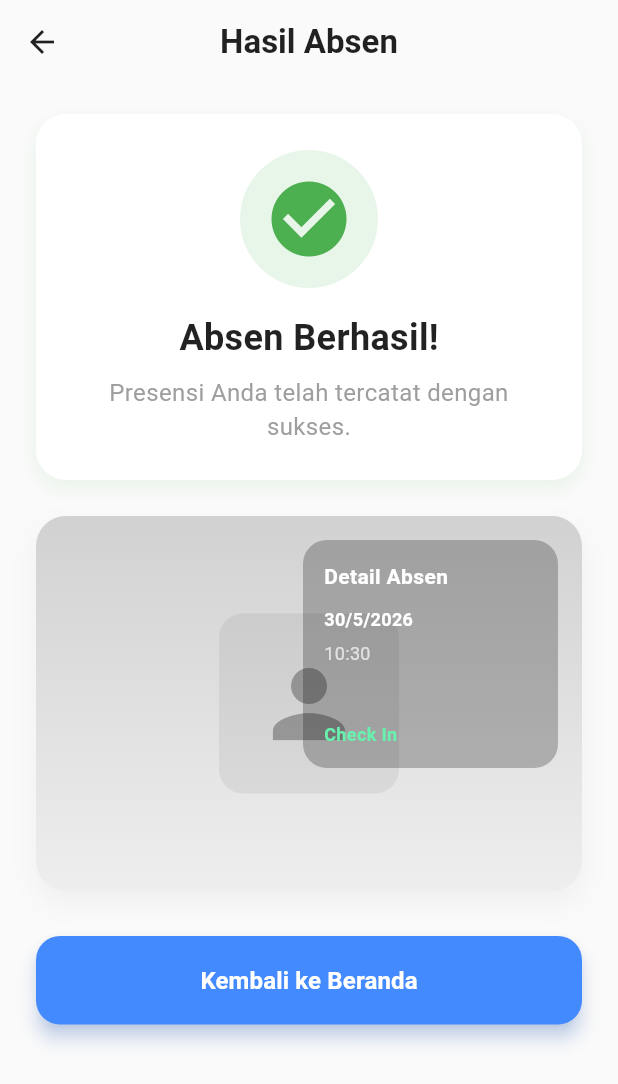
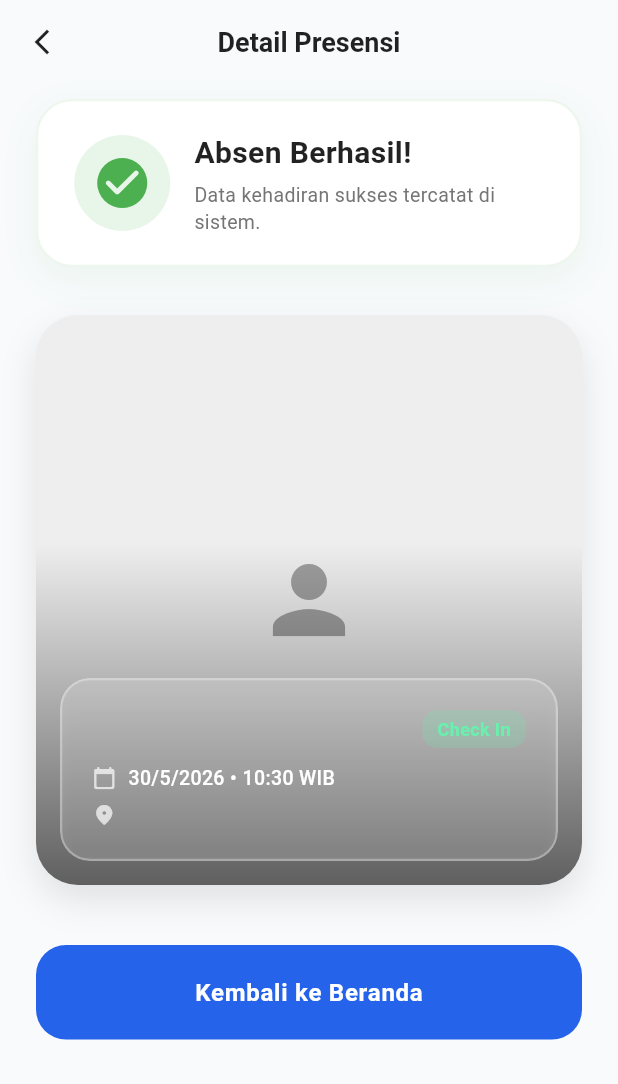
Before and after one commit to fikrirafim/attendify, a Flutter app: the ResultPage screen opened directly with empty values, on a phone screen of 412 x 824 dp. Shown: the top 1084 px of the screen. Run offline on Flutter 3.47's test engine with Material 3 defaults, Android fonts, the phone set to English and light mode, and no system bars; our stand-ins replace camera, cloud_firestore, firebase_auth, firebase_core, geolocator, table_calendar; accounts and stored records are empty.

```diff
--- a/lib/result_page.dart
+++ b/lib/result_page.dart
@@ -2,6 +2,7 @@ import 'package:flutter/material.dart';
 import 'package:camera/camera.dart';
 import 'package:flutter/foundation.dart';
 import 'dart:typed_data';
+import 'dart:ui'; // Wajib buat efek Glassmorphism
 
 class ResultPage extends StatelessWidget {
   final String nrp;
@@ -24,146 +25,142 @@ class ResultPage extends StatelessWidget {
   @override
   Widget build(BuildContext context) {
     return Scaffold(
-      backgroundColor: Colors.grey[50],
+      backgroundColor: const Color(0xFFF8FAFC), // Warna background abu-abu kebiruan soft
       appBar: AppBar(
         backgroundColor: Colors.transparent,
         elevation: 0,
-        title: const Text('Hasil Absen', style: TextStyle(color: Colors.black87, fontWeight: FontWeight.bold)),
+        title: const Text('Detail Presensi', style: TextStyle(color: Colors.black87, fontWeight: FontWeight.bold, fontSize: 18)),
         centerTitle: true,
         leading: IconButton(
-          icon: const Icon(Icons.arrow_back, color: Colors.black87),
+          icon: const Icon(Icons.arrow_back_ios_new, color: Colors.black87, size: 20),
           onPressed: () => Navigator.of(context).pop(),
         ),
       ),
       body: SingleChildScrollView(
-        padding: const EdgeInsets.symmetric(horizontal: 24.0, vertical: 20.0),
+        padding: const EdgeInsets.symmetric(horizontal: 24.0, vertical: 10.0),
         child: Column(
           crossAxisAlignment: CrossAxisAlignment.stretch,
           children: [
-            // Header Hasil (Success Card)
+            // Header Hasil (Modern Success Card)
             Container(
-              padding: const EdgeInsets.all(24),
+              padding: const EdgeInsets.symmetric(vertical: 20, horizontal: 24),
               decoration: BoxDecoration(
                 color: Colors.white,
-                borderRadius: BorderRadius.circular(20),
+                borderRadius: BorderRadius.circular(24),
                 boxShadow: [
-                  BoxShadow(color: Colors.green.withOpacity(0.1), blurRadius: 10, offset: const Offset(0, 5)),
+                  BoxShadow(color: Colors.green.withOpacity(0.08), blurRadius: 20, offset: const Offset(0, 8)),
                 ],
+                border: Border.all(color: Colors.green.withOpacity(0.1), width: 1.5),
               ),
-              child: Column(
+              child: Row(
                 children: [
                   Container(
-                    padding: const EdgeInsets.all(16),
-                    decoration: BoxDecoration(color: Colors.green[50], shape: BoxShape.circle),
-                    child: const Icon(Icons.check_circle, size: 60, color: Colors.green),
+                    padding: const EdgeInsets.all(12),
+                    decoration: BoxDecoration(color: Colors.green.shade50, shape: BoxShape.circle),
+                    child: const Icon(Icons.check_circle_rounded, size: 40, color: Colors.green),
                   ),
-                  const SizedBox(height: 16),
-                  const Text('Absen Berhasil!', style: TextStyle(fontSize: 24, fontWeight: FontWeight.bold, color: Colors.black87)),
-                  const SizedBox(height: 8),
-                  const Text('Presensi Anda telah tercatat dengan sukses.', textAlign: TextAlign.center, style: TextStyle(color: Colors.grey, fontSize: 16)),
+                  const SizedBox(width: 16),
+                  Expanded(
+                    child: Column(
+                      crossAxisAlignment: CrossAxisAlignment.start,
+                      children: [
+                        const Text('Absen Berhasil!', style: TextStyle(fontSize: 20, fontWeight: FontWeight.bold, color: Colors.black87)),
+                        const SizedBox(height: 4),
+                        Text('Data kehadiran sukses tercatat di sistem.', style: TextStyle(color: Colors.grey.shade600, fontSize: 13, height: 1.4)),
                       ],
                     ),
                   ),
-            const SizedBox(height: 24),
+                ],
+              ),
+            ),
+            const SizedBox(height: 32),
 
-            // Foto Absen dengan data overlay
+            // Foto Absen dengan Efek Glassmorphism
             Center(
               child: Container(
                 width: double.infinity,
                 constraints: const BoxConstraints(maxWidth: 420),
-                height: 250,
+                height: 380, // Ditinggiin dikit biar fotonya lebih jelas
                 decoration: BoxDecoration(
-                  borderRadius: BorderRadius.circular(20),
+                  borderRadius: BorderRadius.circular(28),
                   boxShadow: [
-                    BoxShadow(color: Colors.grey.withOpacity(0.12), blurRadius: 16, offset: const Offset(0, 8)),
+                    BoxShadow(color: Colors.black.withOpacity(0.1), blurRadius: 20, offset: const Offset(0, 10)),
                   ],
                 ),
+                child: ClipRRect(
+                  borderRadius: BorderRadius.circular(28),
                   child: Stack(
+                    fit: StackFit.expand,
                     children: [
-                    ClipRRect(
-                      borderRadius: BorderRadius.circular(20),
-                      child: capturedImage != null
-                          ? FutureBuilder<Uint8List>(
+                      // 1. Layer Foto Asli
+                      if (capturedImage != null)
+                        FutureBuilder<Uint8List>(
                           future: capturedImage!.readAsBytes(),
                           builder: (context, snapshot) {
                             if (snapshot.connectionState == ConnectionState.waiting) {
-                                  return Container(
-                                    color: Colors.grey.shade200,
-                                    child: const Center(child: CircularProgressIndicator()),
-                                  );
+                              return Container(color: Colors.grey.shade200, child: const Center(child: CircularProgressIndicator()));
                             }
                             if (snapshot.hasError || snapshot.data == null) {
-                                  return Container(
-                                    color: Colors.grey.shade200,
-                                    child: Center(
-                                      child: Container(
-                                        width: 120,
-                                        height: 120,
-                                        decoration: BoxDecoration(
-                                          color: Colors.grey.shade300,
-                                          borderRadius: BorderRadius.circular(16),
-                                        ),
-                                        child: const Icon(Icons.broken_image, size: 72, color: Colors.grey),
-                                      ),
-                                    ),
-                                  );
+                              return Container(color: Colors.grey.shade200, child: const Center(child: Icon(Icons.broken_image, size: 50, color: Colors.grey)));
                             }
                             return Image.memory(
                               snapshot.data!,
                               fit: BoxFit.cover,
-                                  width: double.infinity,
-                                  height: double.infinity,
                             );
                           },
                         )
-                          : Container(
-                              color: Colors.grey.shade200,
-                              child: Center(
-                                child: Container(
-                                  width: 120,
-                                  height: 120,
+                      else
+                        Container(color: Colors.grey.shade200, child: const Center(child: Icon(Icons.person, size: 72, color: Colors.grey))),
+
+                      // 2. Layer Gradient Tipis biar teks tetep kebaca
+                      Container(
                         decoration: BoxDecoration(
-                                    color: Colors.grey.shade300,
-                                    borderRadius: BorderRadius.circular(16),
-                                  ),
-                                  child: const Icon(Icons.person, size: 72, color: Colors.grey),
+                          gradient: LinearGradient(
+                            begin: Alignment.topCenter,
+                            end: Alignment.bottomCenter,
+                            colors: [Colors.transparent, Colors.black.withOpacity(0.6)],
+                            stops: const [0.4, 1.0],
                           ),
                         ),
                       ),
-                    ),
-                    Container(
+
+                      // 3. Layer Glassmorphism (Info Absen Melayang)
+                      Positioned(
+                        bottom: 16,
+                        left: 16,
+                        right: 16,
+                        child: ClipRRect(
+                          borderRadius: BorderRadius.circular(20),
+                          child: BackdropFilter(
+                            filter: ImageFilter.blur(sigmaX: 10.0, sigmaY: 10.0),
+                            child: Container(
+                              padding: const EdgeInsets.all(20),
                               decoration: BoxDecoration(
+                                color: Colors.white.withOpacity(0.15), // Transparan khas kaca
                                 borderRadius: BorderRadius.circular(20),
-                        gradient: LinearGradient(
-                          begin: Alignment.topCenter,
-                          end: Alignment.bottomCenter,
-                          colors: [Colors.black.withOpacity(0.12), Colors.transparent],
-                        ),
-                      ),
-                    ),
-                    Positioned(
-                      top: 16,
-                      right: 16,
-                      child: Container(
-                        width: 170,
-                        padding: const EdgeInsets.all(14),
-                        decoration: BoxDecoration(
-                          color: Colors.black.withOpacity(0.24),
-                          borderRadius: BorderRadius.circular(16),
+                                border: Border.all(color: Colors.white.withOpacity(0.3), width: 1.5),
                               ),
                               child: Column(
                                 crossAxisAlignment: CrossAxisAlignment.start,
                                 children: [
-                            const Text('Detail Absen', style: TextStyle(fontSize: 14, fontWeight: FontWeight.bold, color: Colors.white)),
-                            const SizedBox(height: 10),
-                            Text('${waktuAbsen.day}/${waktuAbsen.month}/${waktuAbsen.year}', style: const TextStyle(fontSize: 12, color: Colors.white, fontWeight: FontWeight.w600)),
-                            const SizedBox(height: 6),
-                            Text('${waktuAbsen.hour.toString().padLeft(2, '0')}:${waktuAbsen.minute.toString().padLeft(2, '0')}', style: const TextStyle(fontSize: 12, color: Colors.white70)),
-                            const SizedBox(height: 10),
-                            Text(lokasi, style: const TextStyle(fontSize: 12, color: Colors.white70)),
-                            const SizedBox(height: 10),
-                            const Text('Check In', style: TextStyle(fontSize: 12, color: Colors.greenAccent, fontWeight: FontWeight.w700)),
+                                  Row(
+                                    mainAxisAlignment: MainAxisAlignment.spaceBetween,
+                                    children: [
+                                      Text(nama, style: const TextStyle(fontSize: 16, fontWeight: FontWeight.bold, color: Colors.white)),
+                                      Container(
+                                        padding: const EdgeInsets.symmetric(horizontal: 10, vertical: 4),
+                                        decoration: BoxDecoration(color: Colors.greenAccent.withOpacity(0.2), borderRadius: BorderRadius.circular(10)),
+                                        child: const Text('Check In', style: TextStyle(fontSize: 12, color: Colors.greenAccent, fontWeight: FontWeight.w700)),
+                                      ),
                                     ],
+                                  ),
+                                  const SizedBox(height: 12),
+                                  _buildGlassInfoRow(Icons.calendar_today_rounded, '${waktuAbsen.day}/${waktuAbsen.month}/${waktuAbsen.year} • ${waktuAbsen.hour.toString().padLeft(2, '0')}:${waktuAbsen.minute.toString().padLeft(2, '0')} WIB'),
+                                  const SizedBox(height: 8),
+                                  _buildGlassInfoRow(Icons.location_on_rounded, lokasi),
+                                ],
+                              ),
+                            ),
                           ),
                         ),
                       ),
@@ -171,26 +168,43 @@ class ResultPage extends StatelessWidget {
                   ),
                 ),
               ),
-            const SizedBox(height: 30),
+            ),
+            const SizedBox(height: 40),
 
-            // Tombol Kembali ke Home
+            // Tombol Kembali ke Home (Modern Pill Style)
             ElevatedButton(
               onPressed: () {
-                // Kembali ke halaman utama (Home)
                 Navigator.of(context).popUntil((route) => route.isFirst);
               },
               style: ElevatedButton.styleFrom(
-                backgroundColor: Colors.blueAccent,
-                padding: const EdgeInsets.symmetric(vertical: 18),
-                shape: RoundedRectangleBorder(borderRadius: BorderRadius.circular(16)),
-                elevation: 5,
-                shadowColor: Colors.blueAccent.withOpacity(0.5),
+                backgroundColor: const Color(0xFF2563EB), // Biru modern
+                padding: const EdgeInsets.symmetric(vertical: 20),
+                shape: RoundedRectangleBorder(borderRadius: BorderRadius.circular(20)),
+                elevation: 0,
               ),
-              child: const Text('Kembali ke Beranda', style: TextStyle(color: Colors.white, fontWeight: FontWeight.bold, fontSize: 16)),
+              child: const Text('Kembali ke Beranda', style: TextStyle(color: Colors.white, fontWeight: FontWeight.bold, fontSize: 16, letterSpacing: 0.5)),
             ),
+            const SizedBox(height: 20),
           ],
         ),
       ),
     );
   }
+
+  // Widget tambahan buat ngerapihin icon & teks di dalam efek kaca
+  Widget _buildGlassInfoRow(IconData icon, String text) {
+    return Row(
+      crossAxisAlignment: CrossAxisAlignment.start,
+      children: [
+        Icon(icon, size: 16, color: Colors.white70),
+        const SizedBox(width: 8),
+        Expanded(
+          child: Text(
+            text,
+            style: const TextStyle(fontSize: 13, color: Colors.white, fontWeight: FontWeight.w500, height: 1.3),
+          ),
+        ),
+      ],
+    );
   }
+}
--- a/pubspec.yaml
+++ b/pubspec.yaml
@@ -32,7 +32,7 @@ dependencies:
     sdk: flutter
 
   table_calendar: ^3.0.8
-  http: ^0.13.7
+  http: 1.6.0
 
   # The following adds the Cupertino Icons font to your application.
   # Use with the CupertinoIcons class for iOS style icons.
@@ -41,6 +41,8 @@ dependencies:
   camera: ^0.12.0+1
   firebase_core: ^3.15.2
   cloud_firestore: 5.6.12
+  firebase_storage: ^12.4.10
+  firebase_auth: ^5.7.0
 
 
 dev_dependencies:
```
Also changed, not shown: lib/absen_page.dart (+26 -11 lines), lib/hr_dashboard.dart (added, +127 -0 lines), lib/login_page.dart (+54 -37 lines), lib/manage_employee_page.dart (added, +104 -0 lines), lib/register_hr_page.dart (added, +145 -0 lines), pubspec.lock, 3 other files. Lines whose indentation alone changed are shown as unchanged.
